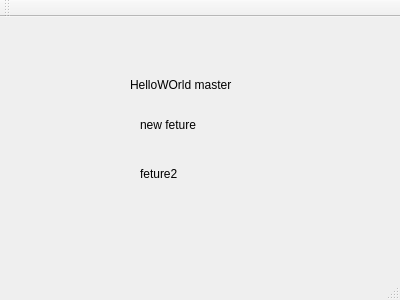
Qt form HelloWorld/mainwindow.ui (wiyarun/Qt4.8-FaceDetection) before a commit.
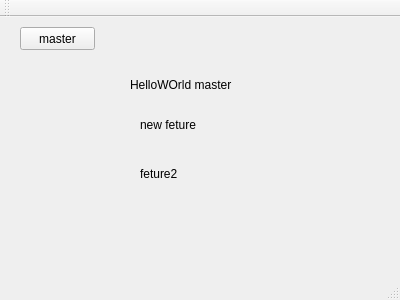
The same form after that commit.

Commit message:
Add button master
Add button master

Diff of the .ui file:
```diff
--- a/HelloWorld/mainwindow.ui
+++ b/HelloWorld/mainwindow.ui
@@ -53,6 +53,19 @@
      <string>feture2</string>
     </property>
    </widget>
+   <widget class="QPushButton" name="pushButton">
+    <property name="geometry">
+     <rect>
+      <x>20</x>
+      <y>10</y>
+      <width>75</width>
+      <height>23</height>
+     </rect>
+    </property>
+    <property name="text">
+     <string>master</string>
+    </property>
+   </widget>
   </widget>
   <widget class="QMenuBar" name="menuBar">
    <property name="geometry">
```
The commit also changes 1 other file.
